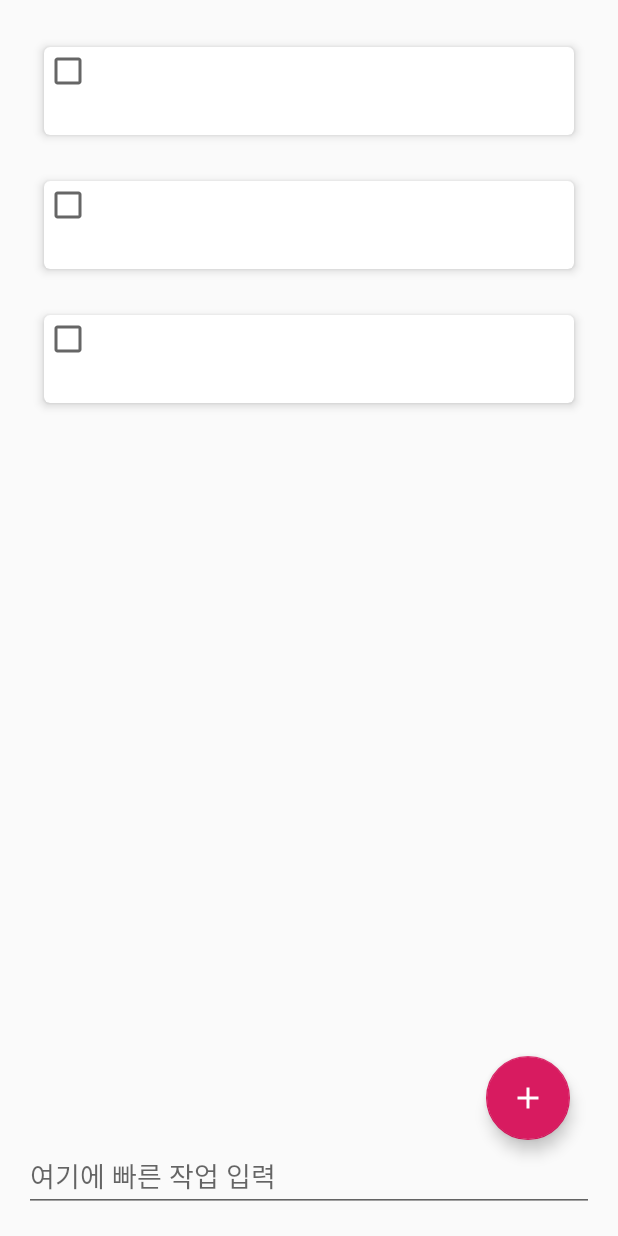
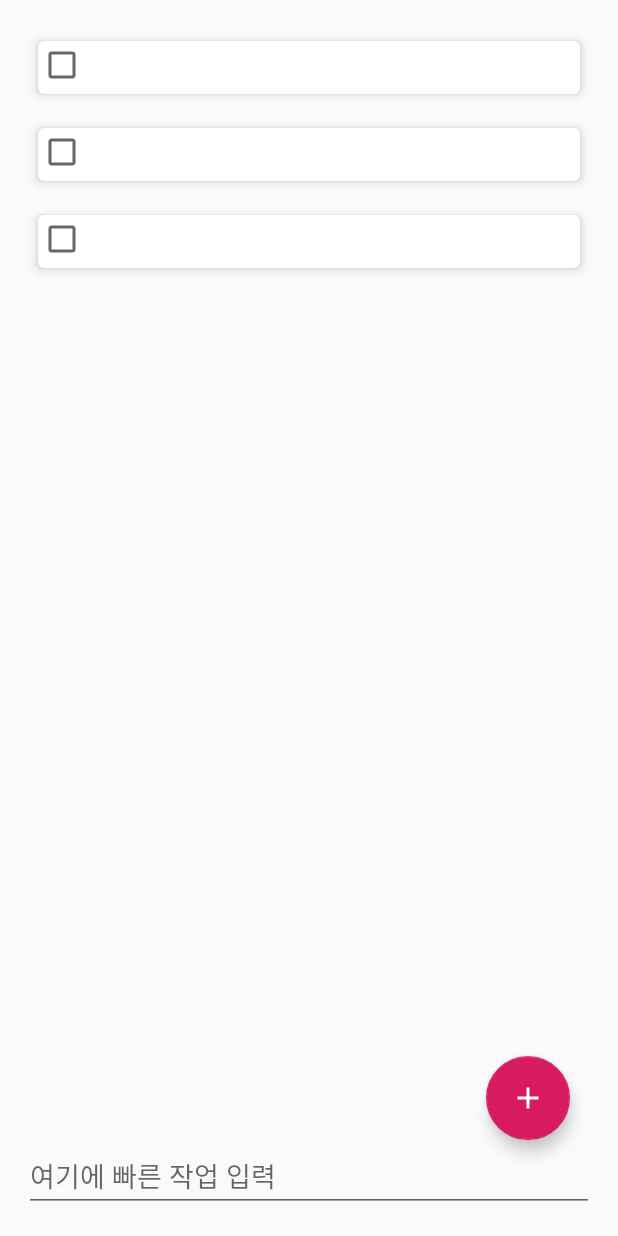
Before and after one commit to choisungyu/MyTodoList, an Android app: the layout fragment_main_todo_list.xml on its own in the app's theme, with its tools: preview values and no code run, on a phone screen of 412 x 824 dp. Run offline under Robolectric (Android 15) with nearby library versions, the phone set to English and light mode, and no system bars.

```diff
--- a/app/src/main/res/layout/item_todo_list.xml
+++ b/app/src/main/res/layout/item_todo_list.xml
@@ -15,7 +15,7 @@
         card_view:cardUseCompatPadding="true"
         card_view:cardElevation="4dp"
         card_view:cardCornerRadius="4dp"
-        android:layout_margin="8dp">
+        android:layout_margin="4dp">
 
         <LinearLayout
             android:layout_width="match_parent"
@@ -37,14 +37,9 @@
                     android:id="@+id/text_view_title"
                     android:layout_width="wrap_content"
                     android:layout_height="wrap_content"
-                    tools:text="@{todo.title}" />
-
-                <TextView
-                    android:id="@+id/text_view_time"
-                    android:layout_width="wrap_content"
-                    android:layout_height="wrap_content"
-                    android:layout_marginTop="4dp"
-                    tools:text="@{todo.content}" />
+                    android:textSize="14sp"
+                    android:textAppearance="@style/TextAppearance.AppCompat.Display1"
+                    android:text="@{todo.title}" />
 
             </LinearLayout>
 
```
Also changed, not shown: app/src/main/java/com/csg/mytodolist/MainActivity.java (+0 -12 lines), app/src/main/java/com/csg/mytodolist/MainTodoViewModel.java (+8 -4 lines), app/src/main/java/com/csg/mytodolist/model/Todo.java (+1 -12 lines), app/src/main/java/com/csg/mytodolist/ui/MainTodoListFragment.java (+12 -16 lines).
